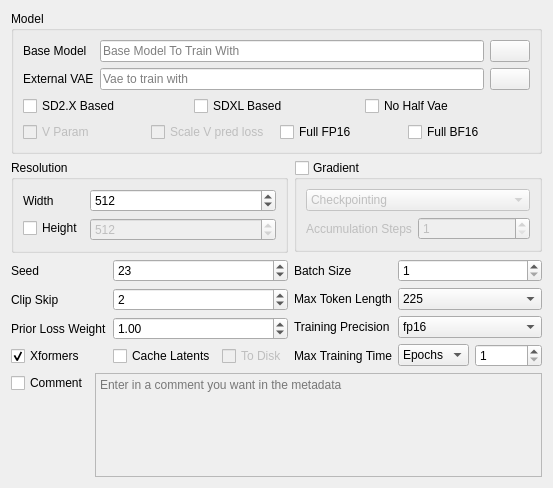
The window that ui_files/BaseUI.ui (derrian-distro/LoRA_Easy_Training_Scripts) describes before a commit, drawn with Qt 5.
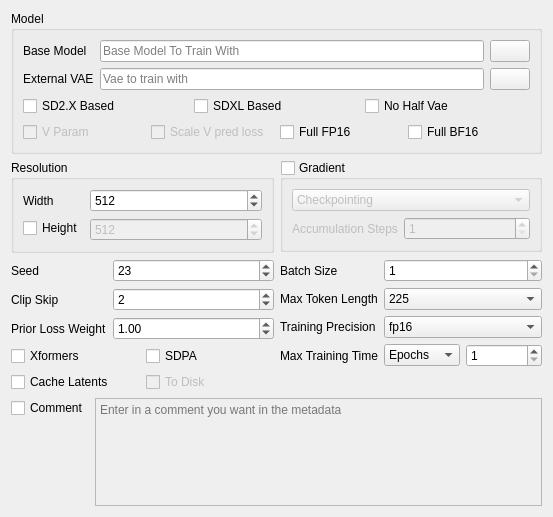
The same window after the commit. Custom widgets are drawn as their Qt base class.

The edit to the form file:
```diff
--- a/ui_files/BaseUI.ui
+++ b/ui_files/BaseUI.ui
@@ -7,7 +7,7 @@
     <x>0</x>
     <y>0</y>
     <width>553</width>
-    <height>488</height>
+    <height>517</height>
    </rect>
   </property>
   <property name="windowTitle">
@@ -503,23 +503,7 @@
        </property>
       </widget>
      </item>
-     <item row="3" column="0">
-      <widget class="QCheckBox" name="xformers_enable">
-       <property name="enabled">
-        <bool>true</bool>
-       </property>
-       <property name="toolTip">
-        <string>&lt;html&gt;&lt;head/&gt;&lt;body&gt;&lt;p&gt;A memory optimization, most can use this, AMD and reportedly, some linux devices can't.&lt;/p&gt;&lt;/body&gt;&lt;/html&gt;</string>
-       </property>
-       <property name="text">
-        <string>Xformers</string>
-       </property>
-       <property name="checked">
-        <bool>true</bool>
-       </property>
-      </widget>
-     </item>
-     <item row="3" column="1">
+     <item row="4" column="0" colspan="2">
       <layout class="QHBoxLayout" name="horizontalLayout_5">
        <item>
         <widget class="QCheckBox" name="cache_latents_enable">
@@ -546,6 +530,33 @@
        </item>
       </layout>
      </item>
+     <item row="3" column="0" colspan="2">
+      <layout class="QHBoxLayout" name="horizontalLayout_7">
+       <item>
+        <widget class="QCheckBox" name="xformers_enable">
+         <property name="enabled">
+          <bool>true</bool>
+         </property>
+         <property name="toolTip">
+          <string>&lt;html&gt;&lt;head/&gt;&lt;body&gt;&lt;p&gt;A memory optimization, most can use this, AMD and reportedly, some linux devices can't.&lt;/p&gt;&lt;/body&gt;&lt;/html&gt;</string>
+         </property>
+         <property name="text">
+          <string>Xformers</string>
+         </property>
+         <property name="checked">
+          <bool>false</bool>
+         </property>
+        </widget>
+       </item>
+       <item>
+        <widget class="QCheckBox" name="sdpa_enable">
+         <property name="text">
+          <string>SDPA</string>
+         </property>
+        </widget>
+       </item>
+      </layout>
+     </item>
     </layout>
    </item>
    <item row="6" column="1" colspan="2">
@@ -585,16 +596,16 @@
    <extends>QComboBox</extends>
    <header>modules.ScrollOnSelect.h</header>
   </customwidget>
+  <customwidget>
+   <class>DoubleSpinBox</class>
+   <extends>QDoubleSpinBox</extends>
+   <header>modules.ScrollOnSelect.h</header>
+  </customwidget>
   <customwidget>
    <class>DragDropLineEdit</class>
    <extends>QLineEdit</extends>
    <header>modules.DragDropLineEdit.h</header>
   </customwidget>
-  <customwidget>
-   <class>DoubleSpinBox</class>
-   <extends>QDoubleSpinBox</extends>
-   <header>modules.ScrollOnSelect.h</header>
-  </customwidget>
  </customwidgets>
  <resources/>
  <connections/>
```
